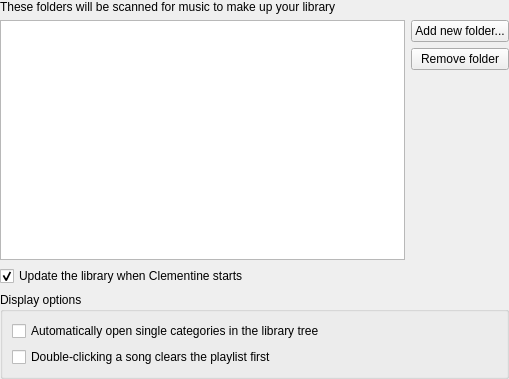
clementine-player/Clementine, file src/library/libraryconfig.ui: the form before one commit.
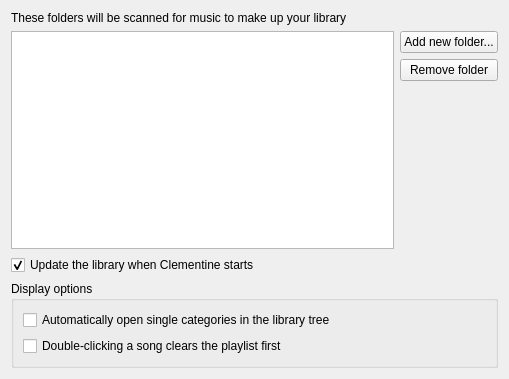
The form after the commit.

What changed in the file:
```diff
--- a/src/library/libraryconfig.ui
+++ b/src/library/libraryconfig.ui
@@ -11,9 +11,6 @@
    </rect>
   </property>
   <layout class="QVBoxLayout" name="verticalLayout_3">
-   <property name="margin">
-    <number>0</number>
-   </property>
    <item>
     <widget class="QLabel" name="label">
      <property name="text">
```
